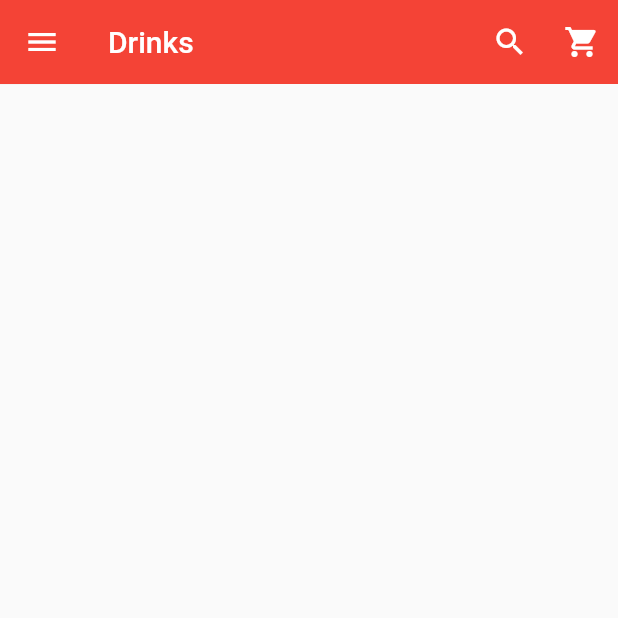
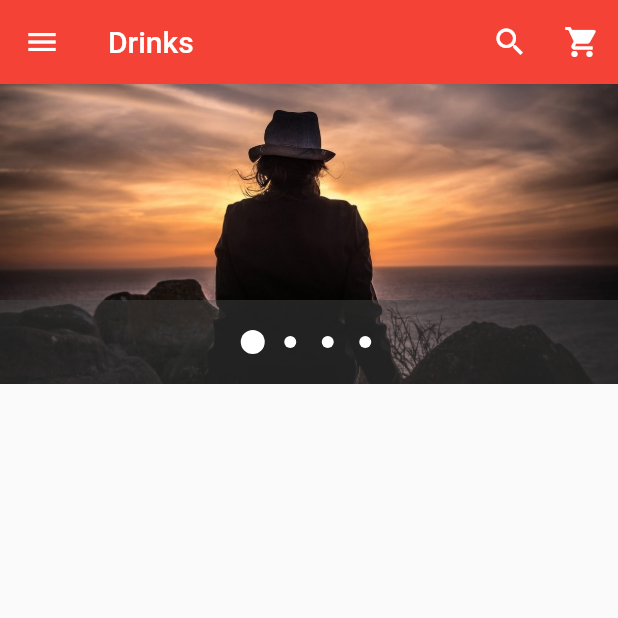
Before and after one commit to enjuguna-zz/flutter-ecommerce-app, a Flutter app: the screen it shows after launch, on a phone screen of 412 x 824 dp, the top half of it. Run offline on Flutter 3.47's test engine with Material 2 defaults, Android fonts, the phone set to English and light mode, and no system bars; drawn by our look-alikes of carousel_pro.

Commit message:
Image Carousel Added

```diff
--- a/lib/main.dart
+++ b/lib/main.dart
@@ -1,4 +1,5 @@
 import 'package:flutter/material.dart';
+import 'package:carousel_pro/carousel_pro.dart';
 
 void main() {
   runApp(MaterialApp(
@@ -15,6 +16,22 @@ class Homepage extends StatefulWidget {
 class _HomepageState extends State<Homepage> {
   @override
   Widget build(BuildContext context) {
+
+    Widget image_carousel = new Container(
+     height: 200.0,
+      child: new Carousel(
+        boxFit: BoxFit.cover,
+        images: [
+          AssetImage('images/img1.jpg'),
+          AssetImage('images/img2.jpg'),
+          AssetImage('images/img3.jpg'),
+          AssetImage('images/img4.jpg'),
+        ],
+        autoplay: false,
+        animationCurve: Curves.fastOutSlowIn,
+        animationDuration: Duration(milliseconds: 1000),
+      ),
+    );
     return Scaffold(
       appBar: new AppBar(
         elevation: 0.1,
@@ -124,6 +141,11 @@ class _HomepageState extends State<Homepage> {
           ],
         ),
       ),
+      body: new ListView(
+        children: <Widget>[
+          image_carousel
+        ],
+      ),
     );
   }
 }
```
Also changed, not shown: pubspec.yaml (+6 -3 lines), images/img1.jpg (added), images/img2.jpg (added), images/img3.jpg (added), images/img4.jpg (added).
